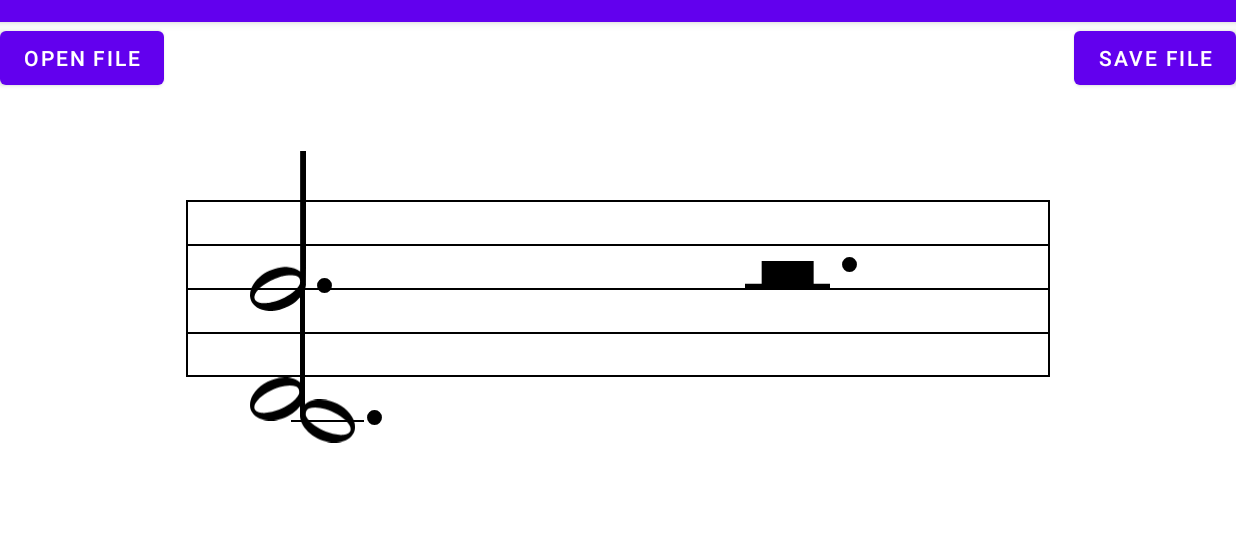
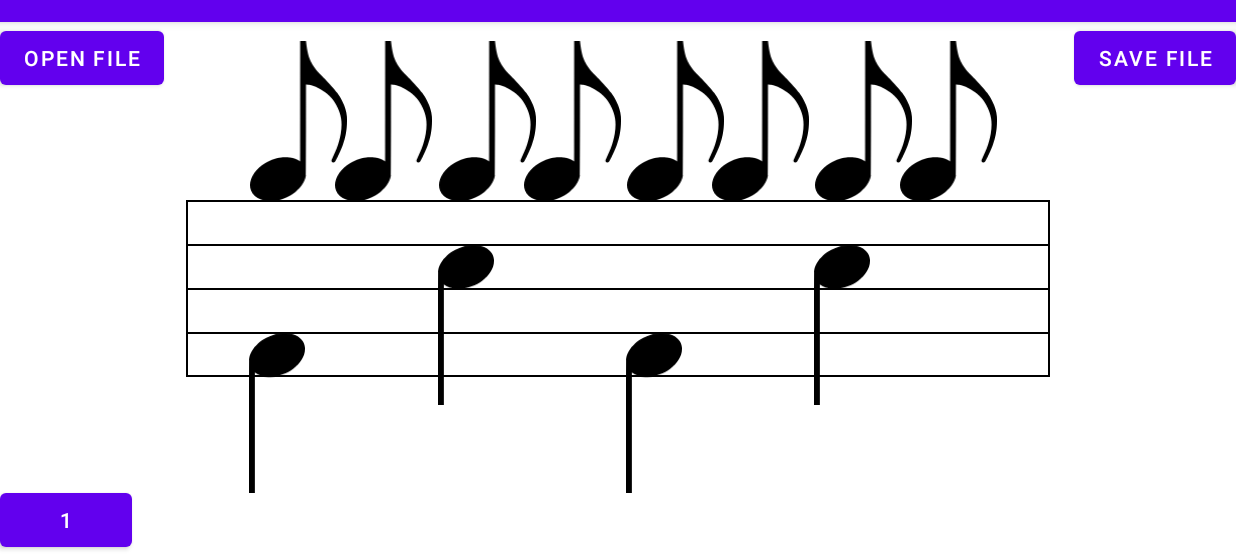
Before and after one commit to maxwendler/SheetMusicApp, an Android app: the screen it shows after launch (MainActivity), on a phone screen of 824 x 412 dp (held sideways), the part 62-618 px from its top. Run offline under Robolectric (Android 15) with nearby library versions, the phone set to English and light mode, and no system bars.

Commit message:
- Added more complex example bar.  - Implemented bar grid overlay to capture editing interactions.    - currently only highlights position where note would be added, no callbacks to change musical data    - Added button for changing current voice, i.e. the grid to interact with.  - Fixed bug where voices would receive the wrong stem direction.  - Fixed bug when calculating the rhythmically last interval of a subgroup.

```diff
--- a/app/src/main/java/com/example/sheetmusicapp/MainActivity.kt
+++ b/app/src/main/java/com/example/sheetmusicapp/MainActivity.kt
@@ -4,6 +4,7 @@ import android.app.Activity
 import android.content.Intent
 import android.os.Build
 import android.os.Bundle
+import android.view.View
 import android.view.ViewGroup
 import android.widget.Button
 import androidx.annotation.RequiresApi
@@ -15,6 +16,7 @@ import com.example.sheetmusicapp.parser.ScoreDeserializer
 import com.example.sheetmusicapp.parser.ScoreSerializer
 import com.example.sheetmusicapp.scoreModel.*
 import com.example.sheetmusicapp.ui.BarVisLayout
+import com.example.sheetmusicapp.ui.EditableBarLayout
 import com.google.android.material.snackbar.Snackbar
 import com.google.gson.GsonBuilder
 
@@ -24,6 +26,7 @@ const val PICK_FILE = 2
 
 class MainActivity : AppCompatActivity() {
     var parser = GsonBuilder()
+    var editableBarLayout : EditableBarLayout? = null
 
     private fun initParser() {
         parser.registerTypeAdapter(Score::class.java, ScoreSerializer())
@@ -92,18 +95,31 @@ class MainActivity : AppCompatActivity() {
     override fun onCreate(savedInstanceState: Bundle?) {
         super.onCreate(savedInstanceState)
         initParser()
+
+
         // val exampleScore = Score.makeEmpty(bars = 32, timeSignature =  TimeSignature(4, 4))
-        val exampleBar = Bar.makeEmpty(1, TimeSignature(6, 4))
-        exampleBar.addNote(1, RhythmicLength(BasicRhythmicLength.EIGHTH), NoteHeadType.ELLIPTIC, 1, 0)
-        exampleBar.addNote(1, RhythmicLength(BasicRhythmicLength.EIGHTH), NoteHeadType.ELLIPTIC, 0, 0)
-        exampleBar.addNote(1, RhythmicLength(BasicRhythmicLength.HALF, LengthModifier.DOTTED), NoteHeadType.ELLIPTIC, 6, 0)
+        val exampleBar = Bar.makeEmpty(1, TimeSignature(4, 4))
+
+        exampleBar.addNote(1, RhythmicLength(BasicRhythmicLength.EIGHTH), NoteHeadType.ELLIPTIC, 11, 0)
+        exampleBar.addNote(1, RhythmicLength(BasicRhythmicLength.EIGHTH), NoteHeadType.ELLIPTIC, 11, 1)
+        exampleBar.addNote(1, RhythmicLength(BasicRhythmicLength.EIGHTH), NoteHeadType.ELLIPTIC, 11, 2)
+        exampleBar.addNote(1, RhythmicLength(BasicRhythmicLength.EIGHTH), NoteHeadType.ELLIPTIC, 11, 3)
+        exampleBar.addNote(1, RhythmicLength(BasicRhythmicLength.EIGHTH), NoteHeadType.ELLIPTIC, 11, 4)
+        exampleBar.addNote(1, RhythmicLength(BasicRhythmicLength.EIGHTH), NoteHeadType.ELLIPTIC, 11, 5)
+        exampleBar.addNote(1, RhythmicLength(BasicRhythmicLength.EIGHTH), NoteHeadType.ELLIPTIC, 11, 6)
+        exampleBar.addNote(1, RhythmicLength(BasicRhythmicLength.EIGHTH), NoteHeadType.ELLIPTIC, 11, 7)
+
+        exampleBar.addNote(2, RhythmicLength(BasicRhythmicLength.QUARTER), NoteHeadType.ELLIPTIC, 3, 0)
+        exampleBar.addNote(2, RhythmicLength(BasicRhythmicLength.QUARTER), NoteHeadType.ELLIPTIC, 7, 1)
+        exampleBar.addNote(2, RhythmicLength(BasicRhythmicLength.QUARTER), NoteHeadType.ELLIPTIC, 3, 2)
+        exampleBar.addNote(2, RhythmicLength(BasicRhythmicLength.QUARTER), NoteHeadType.ELLIPTIC, 7, 3)
         // exampleBar.addRest(1, RhythmicLength(BasicRhythmicLength.QUARTER, LengthModifier.DOTTED), 0)
 
         setContentView(R.layout.activity_main)
 
         val mainConstraintLayout = findViewById<ConstraintLayout>(R.id.main)
         mainConstraintLayout.doOnLayout {
-            addBarVisLayout(exampleBar)
+            editableBarLayout = addEditableBarLayout(exampleBar)
         }
         initButtonGroups()
     }
@@ -115,7 +131,7 @@ class MainActivity : AppCompatActivity() {
      * @throws IllegalStateException When height or width of this activity's main layout is 0, appearing
      * as it has not been laid out yet.
      */
-    private fun addBarVisLayout(bar: Bar) : BarVisLayout{
+    private fun addEditableBarLayout(bar: Bar) : EditableBarLayout{
 
         val mainLayout = findViewById<ConstraintLayout>(R.id.main)
         if (mainLayout.height == 0 || mainLayout.width == 0){
@@ -124,19 +140,27 @@ class MainActivity : AppCompatActivity() {
         val horizontalBarMargin = (mainLayout.width * 0.15).toInt()
         val width = (mainLayout.width * 0.7).toInt()
 
-        val barVisLayout = BarVisLayout(this, 1 / 3.0, bar)
-        barVisLayout.id = ViewGroup.generateViewId()
-        barVisLayout.tag = "barVisLayout"
-        barVisLayout.layoutParams = ViewGroup.LayoutParams(width, mainLayout.height)
-        mainLayout.addView(barVisLayout)
+        val editableBarLayout = EditableBarLayout(this, 1 / 3.0, bar)
+        editableBarLayout.id = ViewGroup.generateViewId()
+        editableBarLayout.tag = "editableBarLayout"
+        editableBarLayout.layoutParams = ViewGroup.LayoutParams(width, mainLayout.height)
+        mainLayout.addView(editableBarLayout)
 
         val constraintSet = ConstraintSet()
         constraintSet.clone(mainLayout)
-        constraintSet.connect(barVisLayout.id, ConstraintSet.LEFT, R.id.main, ConstraintSet.LEFT, horizontalBarMargin)
-        constraintSet.connect(barVisLayout.id, ConstraintSet.RIGHT, R.id.main, ConstraintSet.RIGHT, horizontalBarMargin)
+        constraintSet.connect(editableBarLayout.id, ConstraintSet.LEFT, R.id.main, ConstraintSet.LEFT, horizontalBarMargin)
+        constraintSet.connect(editableBarLayout.id, ConstraintSet.RIGHT, R.id.main, ConstraintSet.RIGHT, horizontalBarMargin)
         constraintSet.applyTo(mainLayout)
 
-        return barVisLayout
+        return editableBarLayout
+    }
+
+    fun handleVoiceChange(view: View){
+        val voiceNumButton = findViewById<Button>(R.id.voiceNumButton)
+        val currentNum = voiceNumButton.text.toString().toInt()
+        val newNum = currentNum % 4 + 1
+        voiceNumButton.text = newNum.toString()
+        editableBarLayout?.changeVisibleGrid(newNum)
     }
 
 }
--- a/app/src/main/java/com/example/sheetmusicapp/scoreModel/Voice.kt
+++ b/app/src/main/java/com/example/sheetmusicapp/scoreModel/Voice.kt
@@ -112,7 +112,7 @@ class Voice (val intervals: MutableList<RhythmicInterval>, val timeSignature: Ti
             val currentLargest = lastInterval
             if (currentLargest != null){
                 if (interval.endUnit > currentLargest.endUnit){
-                       lastInterval = currentLargest
+                       lastInterval = interval
                 }
             }
             else {
--- /dev/null
+++ b/app/src/main/java/com/example/sheetmusicapp/ui/BarEditingOverlayLayout.kt
@@ -0,0 +1,251 @@
+package com.example.sheetmusicapp.ui
+
+import android.content.Context
+import android.os.Build
+import android.view.MotionEvent
+import android.view.View
+import androidx.annotation.RequiresApi
+import androidx.constraintlayout.widget.ConstraintLayout
+import androidx.constraintlayout.widget.ConstraintSet
+import androidx.core.view.doOnLayout
+import com.example.sheetmusicapp.R
+import java.lang.IllegalArgumentException
+import java.lang.IllegalStateException
+
+class BarEditingOverlayLayout(context: Context, val barHeight: Double) : ConstraintLayout(context) {
+
+    val grid : MutableList<List<GridCellView>> = mutableListOf()
+    var horizontalMargins : MutableList<Int>? = null
+    var highlightedColumnIdx : Int? = null
+
+    init {
+        doOnLayout { if (horizontalMargins != null) addOverlay() }
+    }
+
+    @RequiresApi(Build.VERSION_CODES.M)
+    override fun onTouchEvent(event: MotionEvent?): Boolean {
+        if (event != null){
+            if (event.action == MotionEvent.ACTION_DOWN){
+                highlightCellColumnAndRow(event.x, event.y)
+            }
+
+            if (event.action == MotionEvent.ACTION_MOVE){
+                changeRowHighlighting(event.y)
+            }
+
+            if (event.action == MotionEvent.ACTION_UP){
+                grid.forEach { column ->
+                    column.forEach {  cell ->
+                        cell.setBackgroundColor(resources.getColor(R.color.black, resources.newTheme()))
+                        cell.background.alpha = 0
+                    }
+                }
+                highlightedColumnIdx = null
+            }
+            return true
+        }
+        return super.onTouchEvent(event)
+    }
+
+    private fun findGridCell(x: Int, y: Int): GridCellView?{
+        if (grid.isNotEmpty()) {
+
+            var gridCell: GridCellView? = null
+            for (column in grid) {
+                if (column.isEmpty()) throw IllegalStateException("An empty grid column has been set up!")
+                else {
+                    if (x < column[0].rightX) {
+                        for (cell in column) {
+                            if (y < cell.topY) {
+                                gridCell = cell
+                                break
+                            }
+                        }
+                        break
+                    }
+                }
+            }
+            return gridCell
+        }
+        return null
+    }
+
+    @RequiresApi(Build.VERSION_CODES.M)
+    private fun highlightCellColumnAndRow(touchDownX: Float, touchDownY: Float){
+        val gridCell = findGridCell(touchDownX.toInt(),height - touchDownY.toInt())
+
+        if (gridCell != null){
+            for (columnIdx in grid.indices) {
+                if (grid[columnIdx].contains(gridCell)){
+                    highlightedColumnIdx = columnIdx
+                }
+            }
+
+            gridCell.setBackgroundColor(resources.getColor(R.color.black, resources.newTheme()))
+            gridCell.background.alpha = 60
+
+            for (columnIdx in grid.indices){
+                if (columnIdx != gridCell.horizontalIdx){
+                    grid[columnIdx].forEach { cell ->
+                        if (cell.verticalIdx == gridCell.verticalIdx){
+                            cell.setBackgroundColor(resources.getColor(R.color.purple_500, resources.newTheme()))
+                            cell.background.alpha = 30
+                        }
+                        else {
+                            cell.setBackgroundColor(resources.getColor(R.color.black, resources.newTheme()))
+                            cell.background.alpha = 0
+                        }
+                    }
+                }
+                else {
+                    grid[columnIdx].forEach { cell ->
+                        if (cell != gridCell){
+                            cell.setBackgroundColor(resources.getColor(R.color.purple_500, resources.newTheme()))
+                            cell.background.alpha = 30
+                        }
+                    }
+                }
+            }
+        }
+    }
+
+    @RequiresApi(Build.VERSION_CODES.M)
+    fun changeRowHighlighting(touchMoveY: Float){
+        val currentHighlightedColumnIdx = highlightedColumnIdx
+        if (currentHighlightedColumnIdx != null) {
+            val bottomMargin = height - touchMoveY.toInt()
+            var verticalIdx: Int? = null
+            for (cellIdx in grid[0].indices) {
+                if (bottomMargin < grid[0][cellIdx].topY) {
+                    verticalIdx = cellIdx
+                    break
+                }
+            }
+            if (verticalIdx == null) {
+                throw IllegalStateException("The grid doesn't overlay the whole area of this layout vertically!")
+            }
+
+            for (columnIdx in grid.indices){
+                if (columnIdx == currentHighlightedColumnIdx){
+                    for (cellIdx in grid[columnIdx].indices){
+                        val cell = grid[columnIdx][cellIdx]
+                        if (cellIdx != verticalIdx){
+                            cell.setBackgroundColor(resources.getColor(R.color.purple_500, resources.newTheme()))
+                            cell.background.alpha = 30
+                        }
+                        else {
+                            cell.setBackgroundColor(resources.getColor(R.color.black, resources.newTheme()))
+                            cell.background.alpha = 60
+                        }
+                    }
+                }
+                else {
+                    for (cellIdx in grid[columnIdx].indices){
+                        val cell = grid[columnIdx][cellIdx]
+                        if (cellIdx != verticalIdx){
+                            cell.setBackgroundColor(resources.getColor(R.color.black, resources.newTheme()))
+                            cell.background.alpha = 0
+                        }
+                        else {
+                            cell.setBackgroundColor(resources.getColor(R.color.purple_500, resources.newTheme()))
+                            cell.background.alpha = 30
+                        }
+                    }
+                }
+            }
+
+        }
+    }
+
+    fun addOverlay(){
+        val newGrid = mutableListOf<List<GridCellView>>()
+        val currentMargins = horizontalMargins
+        if (currentMargins != null) {
+            if (currentMargins.isEmpty()) {
+                throw IllegalArgumentException("List of horizontal margins is empty!")
+            } else {
+                if (currentMargins.last() > width) {
+                    throw IllegalArgumentException("Last horizontalMargin exceeds bar width!")
+                }
+                this.removeAllViews()
+
+                // first grid column
+                var leftMargin = 0
+                var columnWidth = if (currentMargins.size == 1) width else currentMargins[1]
+                newGrid.add(addConstrainedGridColumn(leftMargin, columnWidth, 0))
+                currentMargins.removeAt(0)
+
+                for (i in currentMargins.indices) {
+                    leftMargin = currentMargins[i]
+                    if (i == currentMargins.size - 1) {
+                        columnWidth = width - leftMargin
+                    } else {
+                        columnWidth = currentMargins[i + 1] - leftMargin
+                    }
+                    newGrid.add(addConstrainedGridColumn(leftMargin, columnWidth, i + 1))
+                }
+            }
+        }
+        grid.clear()
+        grid.addAll(newGrid)
+    }
+
+    private fun addConstrainedGridColumn(leftMargin: Int, width: Int, horizontalIdx: Int) : List<GridCellView>{
+
+        if (this.id == 0){
+            throw IllegalStateException("Can't constrain elements because this instance has no id!")
+        }
+
+        val verticalStep : Double = barHeight / 8.0
+        val smallestVerticalMargin = (height - barHeight) / 2.0 - 1.5 * verticalStep
+        val columnViews = mutableListOf<GridCellView>()
+
+        // create & constrain larger bottom cell
+        val bottomViewHeight = smallestVerticalMargin.toInt()
+        val bottomCellView = GridCellView(context, horizontalIdx, 0, leftMargin + width, bottomViewHeight)
+        bottomCellView.id = generateViewId()
+        //bottomCellView.background.alpha = 0
+        bottomCellView.layoutParams = LayoutParams(width, bottomViewHeight)
+        addView(bottomCellView)
+        columnViews.add(bottomCellView)
+
+        val constraintSet = ConstraintSet()
+        constraintSet.clone(this)
+        constraintSet.connect(bottomCellView.id, ConstraintSet.LEFT, this.id, ConstraintSet.LEFT, leftMargin)
+        constraintSet.connect(bottomCellView.id, ConstraintSet.BOTTOM, this.id, ConstraintSet.BOTTOM)
+        constraintSet.applyTo(this)
+
+        val cellHeight = verticalStep.toInt()
+        for (i in 0..10){
+            val verticalMargin = (smallestVerticalMargin + verticalStep * i).toInt()
+            val middleCellView = GridCellView(context, horizontalIdx, i + 1 ,leftMargin + width, (smallestVerticalMargin + verticalStep * (i + 1)).toInt())
+            middleCellView.id = generateViewId()
+            //middleCellView.background.alpha = 0
+            middleCellView.layoutParams = LayoutParams(width, cellHeight)
+            addView(middleCellView)
+            columnViews.add(middleCellView)
+
+            constraintSet.clone(this)
+            constraintSet.connect(middleCellView.id, ConstraintSet.LEFT, this.id, ConstraintSet.LEFT, leftMargin)
+            constraintSet.connect(middleCellView.id, ConstraintSet.BOTTOM, this.id, ConstraintSet.BOTTOM, verticalMargin)
+            constraintSet.applyTo(this)
+        }
+
+        // create & constrain larger top cell
+        val topCellView = GridCellView(context, horizontalIdx, 12, leftMargin + width, height)
+        topCellView.id = generateViewId()
+        // topCellView.background.alpha = 0
+        topCellView.layoutParams = LayoutParams(width, bottomViewHeight)
+        addView(topCellView)
+        columnViews.add(topCellView)
+
+        constraintSet.clone(this)
+        constraintSet.connect(topCellView.id, ConstraintSet.LEFT, this.id, ConstraintSet.LEFT, leftMargin)
+        constraintSet.connect(topCellView.id, ConstraintSet.TOP, this.id, ConstraintSet.TOP)
+        constraintSet.applyTo(this)
+
+        return columnViews
+    }
+}
+
+class GridCellView(context: Context, val horizontalIdx: Int, val verticalIdx: Int, val rightX: Int, val topY: Int) : View(context)
--- a/app/src/main/java/com/example/sheetmusicapp/ui/BarVisLayout.kt
+++ b/app/src/main/java/com/example/sheetmusicapp/ui/BarVisLayout.kt
@@ -1,9 +1,11 @@
 package com.example.sheetmusicapp.ui
 
 import android.content.Context
+import android.os.Build
 import android.view.View
 import android.view.ViewGroup
 import android.widget.ImageView
+import androidx.annotation.RequiresApi
 import androidx.constraintlayout.widget.ConstraintLayout
 import androidx.constraintlayout.widget.ConstraintSet
 import androidx.core.view.doOnLayout
@@ -62,6 +64,8 @@ class BarVisLayout(context: Context, private val barHeightPercentage: Double, va
     private var dotToNoteDistance : Int = 0
     private var dotMarginToUpNoteBottom : Int = 0
 
+    private var editingOverlayCallback: ((MutableList<Int>, Int) -> Unit)? = null
+
     init {
 
         // dynamically add content after this was laid out
@@ -70,6 +74,10 @@ class BarVisLayout(context: Context, private val barHeightPercentage: Double, va
             addBarView()
             visualizeBar()
         }
+    }
+
+    fun setEditingOverlayCallback(callback: ((MutableList<Int>, Int) -> Unit)) {
+        editingOverlayCallback = callback
     }
 
     /**
@@ -152,18 +160,21 @@ class BarVisLayout(context: Context, private val barHeightPercentage: Double, va
      */
     private fun visualizeBar(){
 
-        for (voice in bar.voices.values){
+        for (voicePair in bar.voices){
             // voice only has common stem direction if there are multiple voices
+            val voice = voicePair.value
             val voiceDirection: StemDirection? = voice.stemDirection
             val subGroups: MutableList<SubGroup> = voice.getCopyOfSubGroups()
             val intervalSubGroupIdxs: Map<RhythmicInterval, Int> = voice.getIntervalSubGroupIdxsCopy()
 
             // horizontal margin for iterative positioning starts after left bar padding
             var horizontalMargin = (width * (BAR_LEFTRIGHT_PADDING_PERCENT / 2))
+            val horizontalMargins = mutableListOf<Int>()
 
             for (interval in voice.intervals){
 
                 val horizontalMarginInt = horizontalMargin.toInt()
+                horizontalMargins.add(horizontalMarginInt)
                 val intervalLength = interval.getLengthCopy()
                 val isDotted =  intervalLength.lengthModifier == LengthModifier.DOTTED
                 val isWhole = intervalLength.basicLength == BasicRhythmicLength.WHOLE
@@ -286,6 +297,7 @@ class BarVisLayout(context: Context, private val barHeightPercentage: Double, va
                 // Increase horizontal margin according to rhythmic interval length
                 horizontalMargin += intervalWidth
             }
+            editingOverlayCallback?.invoke(horizontalMargins, voicePair.key)
         }
 
     }
--- /dev/null
+++ b/app/src/main/java/com/example/sheetmusicapp/ui/EditableBarLayout.kt
@@ -0,0 +1,63 @@
+package com.example.sheetmusicapp.ui
+
+import android.content.Context
+import android.view.ViewGroup
+import androidx.constraintlayout.widget.ConstraintLayout
+import androidx.core.view.doOnLayout
+import com.example.sheetmusicapp.scoreModel.Bar
+import java.lang.IllegalArgumentException
+
+class EditableBarLayout (context: Context, private val barHeightPercentage: Double, val bar: Bar) : ConstraintLayout(context) {
+
+    val voiceGridOverlays : MutableMap<Int, BarEditingOverlayLayout> = mutableMapOf()
+
+    init {
+        doOnLayout {
+            val barVisLayout = addBarVisLayout(bar)
+            for (i in 1..4){
+                val newOverlay = addBarEditingOverlayLayout()
+                voiceGridOverlays[i] = newOverlay
+                newOverlay.visibility = INVISIBLE
+            }
+            voiceGridOverlays[1]?.visibility = VISIBLE
+            barVisLayout.setEditingOverlayCallback { horizontalMargins, voiceNum ->
+                if (voiceNum !in 1..4){
+                    throw IllegalArgumentException("Only voices 1 to 4 can exist!")
+                }
+                voiceGridOverlays[voiceNum]?.horizontalMargins = horizontalMargins
+            }
+        }
+    }
+
+    private fun addBarVisLayout(bar: Bar) : BarVisLayout{
+
+        val barVisLayout = BarVisLayout(context, barHeightPercentage, bar)
+        barVisLayout.id = ViewGroup.generateViewId()
+        barVisLayout.tag = "barVisLayout"
+        barVisLayout.layoutParams = ViewGroup.LayoutParams(LayoutParams.MATCH_PARENT, LayoutParams.MATCH_PARENT)
+        this.addView(barVisLayout)
+
+        return barVisLayout
+    }
+
+    fun addBarEditingOverlayLayout() : BarEditingOverlayLayout{
+
+        val barEditingOverlayLayout = BarEditingOverlayLayout(context, height * barHeightPercentage)
+        barEditingOverlayLayout.id = generateViewId()
+        barEditingOverlayLayout.layoutParams = LayoutParams(LayoutParams.MATCH_PARENT, LayoutParams.MATCH_PARENT)
+        this.addView(barEditingOverlayLayout)
+
+        return barEditingOverlayLayout
+    }
+
+    fun changeVisibleGrid(voiceNum: Int){
+        if (voiceNum !in 1..4){
+            throw IllegalArgumentException("Only voices 1 to 4 can exist!")
+        }
+
+        voiceGridOverlays.values.forEach {
+            it.visibility = INVISIBLE
+        }
+        voiceGridOverlays[voiceNum]?.visibility = VISIBLE
+    }
+}
--- a/app/src/main/res/layout/activity_main.xml
+++ b/app/src/main/res/layout/activity_main.xml
@@ -32,4 +32,13 @@
         app:layout_constraintTop_toTopOf="parent"
         app:layout_constraintVertical_bias="0.0" />
 
+    <Button
+        android:id="@+id/voiceNumButton"
+        android:layout_width="wrap_content"
+        android:layout_height="wrap_content"
+        android:onClick="handleVoiceChange"
+        android:text="1"
+        app:layout_constraintBottom_toBottomOf="parent"
+        app:layout_constraintStart_toStartOf="parent" />
+
 </androidx.constraintlayout.widget.ConstraintLayout>
```
Also changed, not shown: app/src/main/java/com/example/sheetmusicapp/scoreModel/Bar.kt (+5 -5 lines).
